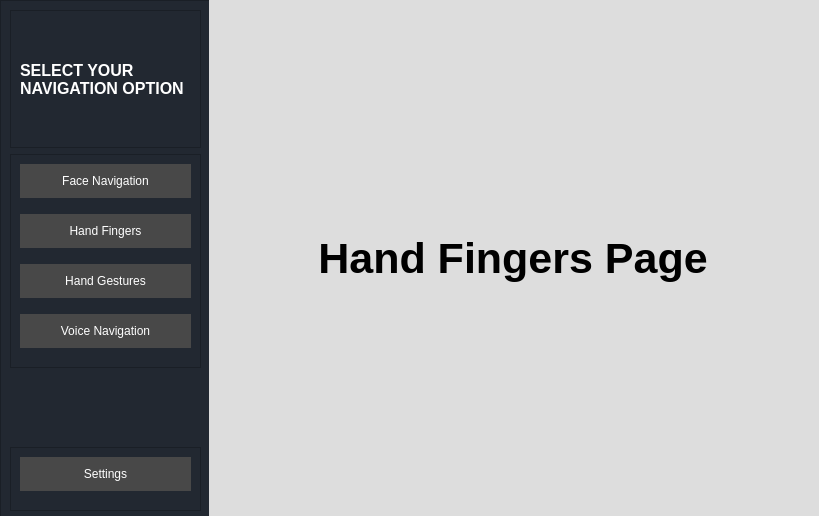
rahulshah456/ML-Navigation, file refreshed.ui: the form before one commit.
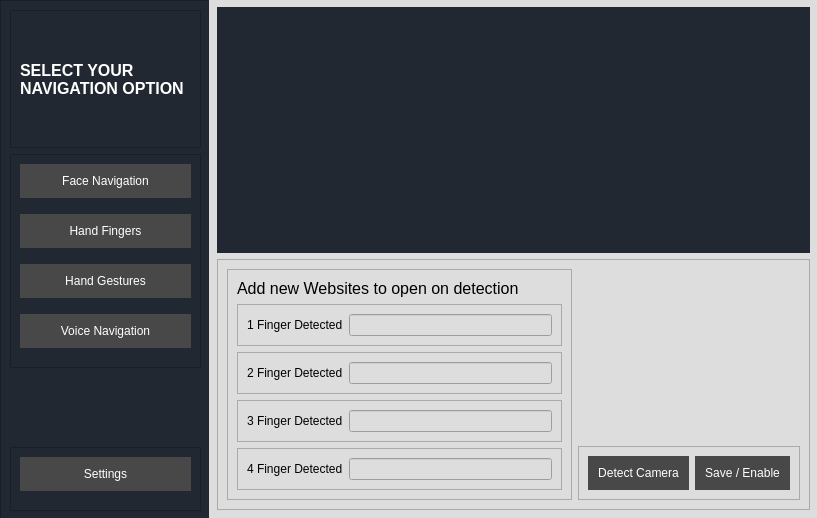
The form after the commit. The open tabs and pages were chosen to show the change. Icons and pictures are not drawn.

Commit message: initial design ready

Patch:
```diff
--- a/refreshed.ui
+++ b/refreshed.ui
@@ -6,8 +6,8 @@
    <rect>
     <x>0</x>
     <y>0</y>
-    <width>819</width>
-    <height>516</height>
+    <width>817</width>
+    <height>518</height>
    </rect>
   </property>
   <property name="windowTitle">
@@ -233,24 +233,178 @@
      </widget>
      <widget class="QWidget" name="hand_page">
       <layout class="QVBoxLayout" name="verticalLayout_7">
-       <item alignment="Qt::AlignHCenter|Qt::AlignVCenter">
-        <widget class="QLabel" name="label_2">
-         <property name="font">
-          <font>
-           <pointsize>32</pointsize>
-           <weight>75</weight>
-           <bold>true</bold>
-          </font>
+       <item>
+        <widget class="QLabel" name="video_label_fingers">
+         <property name="styleSheet">
+          <string notr="true">background-color:#222831;</string>
          </property>
          <property name="text">
-          <string>Hand Fingers Page</string>
+          <string/>
          </property>
-         <property name="alignment">
-          <set>Qt::AlignCenter</set>
+        </widget>
+       </item>
+       <item>
+        <widget class="QFrame" name="frame_10">
+         <property name="frameShape">
+          <enum>QFrame::StyledPanel</enum>
          </property>
-         <property name="wordWrap">
-          <bool>true</bool>
+         <property name="frameShadow">
+          <enum>QFrame::Raised</enum>
          </property>
+         <layout class="QHBoxLayout" name="horizontalLayout_5">
+          <item alignment="Qt::AlignTop">
+           <widget class="QFrame" name="frame_13">
+            <property name="frameShape">
+             <enum>QFrame::StyledPanel</enum>
+            </property>
+            <property name="frameShadow">
+             <enum>QFrame::Raised</enum>
+            </property>
+            <layout class="QVBoxLayout" name="verticalLayout_14">
+             <item>
+              <widget class="QLabel" name="label_11">
+               <property name="font">
+                <font>
+                 <pointsize>12</pointsize>
+                </font>
+               </property>
+               <property name="text">
+                <string>Add new Websites to open on detection</string>
+               </property>
+              </widget>
+             </item>
+             <item>
+              <widget class="QFrame" name="frame_16">
+               <property name="frameShape">
+                <enum>QFrame::StyledPanel</enum>
+               </property>
+               <property name="frameShadow">
+                <enum>QFrame::Raised</enum>
+               </property>
+               <layout class="QHBoxLayout" name="horizontalLayout_7">
+                <item>
+                 <widget class="QLabel" name="label_12">
+                  <property name="text">
+                   <string>1 Finger Detected</string>
+                  </property>
+                 </widget>
+                </item>
+                <item>
+                 <widget class="QLineEdit" name="text_box_1"/>
+                </item>
+               </layout>
+              </widget>
+             </item>
+             <item>
+              <widget class="QFrame" name="frame_17">
+               <property name="frameShape">
+                <enum>QFrame::StyledPanel</enum>
+               </property>
+               <property name="frameShadow">
+                <enum>QFrame::Raised</enum>
+               </property>
+               <layout class="QHBoxLayout" name="horizontalLayout_3">
+                <item>
+                 <widget class="QLabel" name="label_13">
+                  <property name="text">
+                   <string>2 Finger Detected</string>
+                  </property>
+                 </widget>
+                </item>
+                <item>
+                 <widget class="QLineEdit" name="text_box_2"/>
+                </item>
+               </layout>
+              </widget>
+             </item>
+             <item>
+              <widget class="QFrame" name="frame_18">
+               <property name="frameShape">
+                <enum>QFrame::StyledPanel</enum>
+               </property>
+               <property name="frameShadow">
+                <enum>QFrame::Raised</enum>
+               </property>
+               <layout class="QHBoxLayout" name="horizontalLayout_4">
+                <item>
+                 <widget class="QLabel" name="label_14">
+                  <property name="text">
+                   <string>3 Finger Detected</string>
+                  </property>
+                 </widget>
+                </item>
+                <item>
+                 <widget class="QLineEdit" name="text_box_3"/>
+                </item>
+               </layout>
+              </widget>
+             </item>
+             <item>
+              <widget class="QFrame" name="frame_19">
+               <property name="frameShape">
+                <enum>QFrame::StyledPanel</enum>
+               </property>
+               <property name="frameShadow">
+                <enum>QFrame::Raised</enum>
+               </property>
+               <layout class="QHBoxLayout" name="horizontalLayout_8">
+                <item>
+                 <widget class="QLabel" name="label_15">
+                  <property name="text">
+                   <string>4 Finger Detected</string>
+                  </property>
+                 </widget>
+                </item>
+                <item>
+                 <widget class="QLineEdit" name="text_box_4"/>
+                </item>
+               </layout>
+              </widget>
+             </item>
+            </layout>
+           </widget>
+          </item>
+          <item alignment="Qt::AlignBottom">
+           <widget class="QFrame" name="frame_14">
+            <property name="styleSheet">
+             <string notr="true">QPushButton {
+	padding: 10px 10px;
+	color: rgb(255, 255, 255);
+	border: none;
+	background-color: rgb(72, 72, 72);
+	transition: 0.2s;
+}
+
+QPushButton:hover,QPushButton:focus {
+	border-bottom: 3px solid #f05454;
+	background-color: rgb(100, 100, 100);
+}</string>
+            </property>
+            <property name="frameShape">
+             <enum>QFrame::StyledPanel</enum>
+            </property>
+            <property name="frameShadow">
+             <enum>QFrame::Raised</enum>
+            </property>
+            <layout class="QHBoxLayout" name="horizontalLayout_6">
+             <item>
+              <widget class="QPushButton" name="detect_button_2">
+               <property name="text">
+                <string>Detect Camera</string>
+               </property>
+              </widget>
+             </item>
+             <item>
+              <widget class="QPushButton" name="enable_button_2">
+               <property name="text">
+                <string>Save / Enable</string>
+               </property>
+              </widget>
+             </item>
+            </layout>
+           </widget>
+          </item>
+         </layout>
         </widget>
        </item>
       </layout>
```
Left out of the diff: 222 changed lines with no effect on the pictures. The commit also changes 2 other files.
